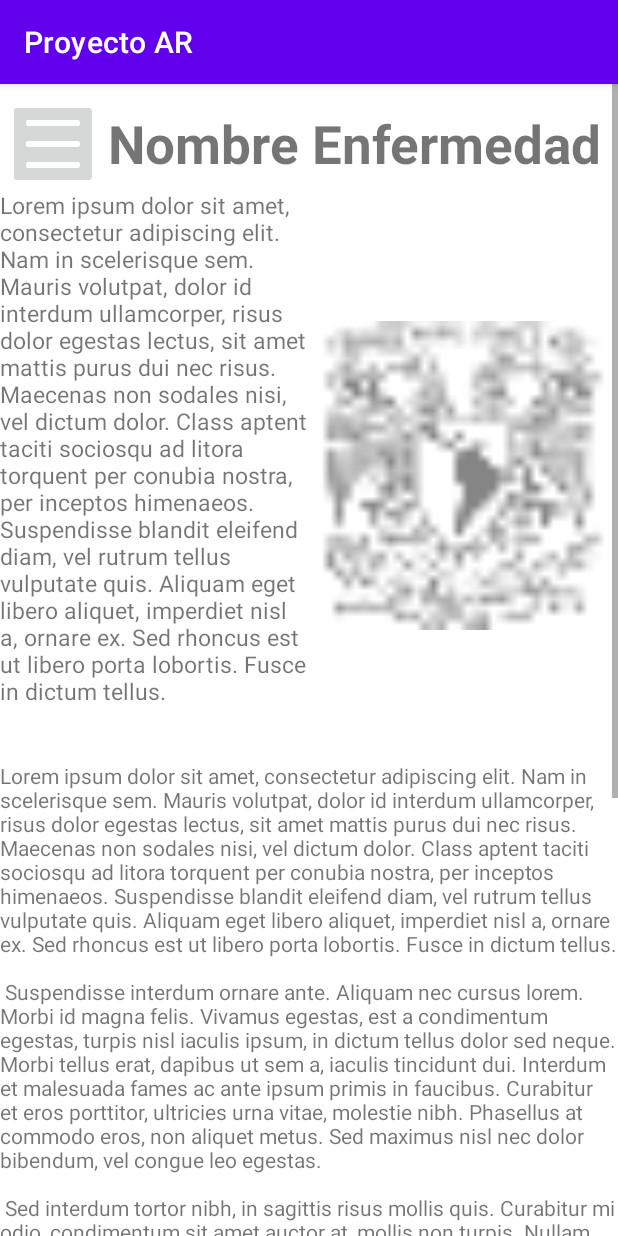
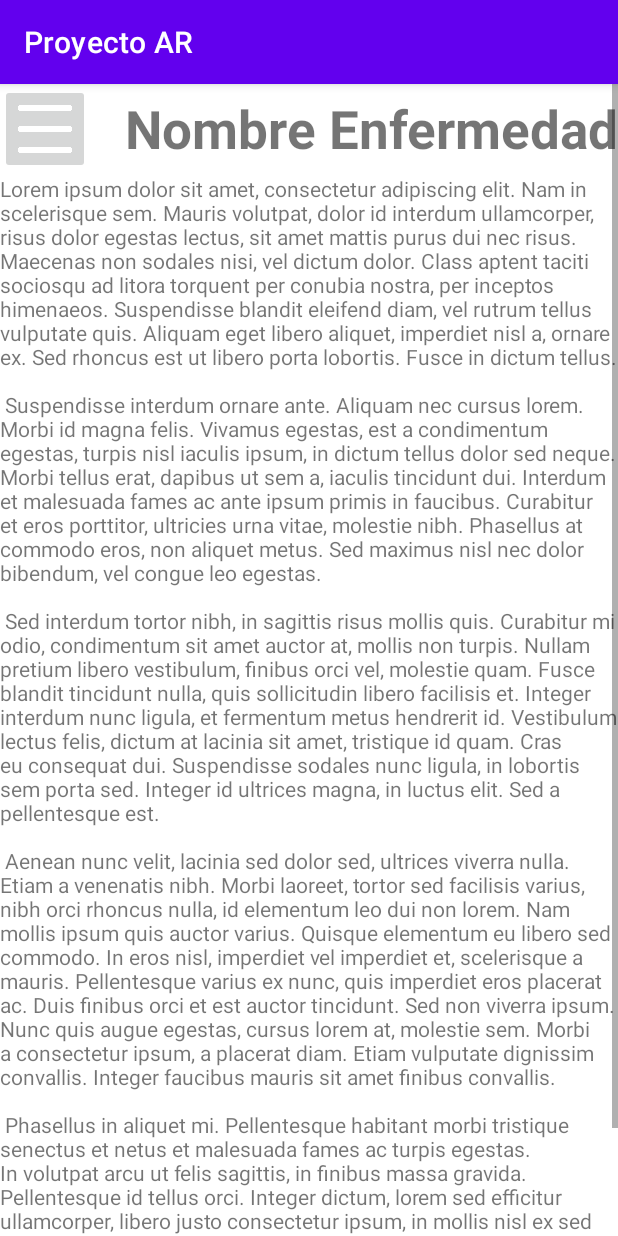
Before and after one commit to SGM2099/ProyectoDPM, an Android app: the Informacion screen opened directly, with no data from a screen before it, on a phone screen of 412 x 824 dp. Run offline under Robolectric (Android 15) with nearby library versions, the phone set to English and light mode, and no system bars.

Commit message:
correcion layout informacion filtro

```diff
--- a/app/src/main/res/layout/activity_informacion.xml
+++ b/app/src/main/res/layout/activity_informacion.xml
@@ -23,52 +23,25 @@
                 android:src="@mipmap/menu"
                 android:onClick="showPopup"
                 app:layout_constraintStart_toStartOf="parent"
-                app:layout_constraintTop_toTopOf="parent"
-                android:layout_marginTop="10dp"
-                android:layout_marginLeft="5dp"/>
+                app:layout_constraintTop_toTopOf="parent" />
 
             <TextView
                 android:id="@+id/information_title"
-                android:layout_width="match_parent"
+                android:layout_width="wrap_content"
                 android:layout_height="60dp"
                 android:gravity="center"
                 app:layout_constraintTop_toTopOf="parent"
-                android:layout_marginLeft="60dp"
-                android:layout_marginTop="10dp"
+                app:layout_constraintBottom_toBottomOf=""
+                app:layout_constraintEnd_toEndOf="parent"
                 android:text="@string/info_title"
                 android:textSize="35sp"
                 android:textStyle="bold"/>
-
-            <LinearLayout
-                android:id="@+id/image_text_container"
-                android:layout_width="match_parent"
-                android:layout_height="wrap_content"
-                android:orientation="horizontal"
-                app:layout_constraintTop_toBottomOf="@id/information_title"
-                app:layout_constraintBottom_toTopOf="@id/filter_main_info">
-
-                <TextView
-                    android:id="@+id/filter_info"
-                    android:layout_weight="0.5"
-                    android:layout_height="match_parent"
-                    android:text="@string/lorem_ipsum_short"
-                    android:textSize="15sp"
-                    android:layout_width="0dp" />
-
-                <ImageView
-                    android:id="@+id/filter_info_image"
-                    android:layout_weight="0.5"
-                    android:layout_height="match_parent"
-                    android:src="@drawable/logo_unam"
-                    android:layout_width="0dp"/>
-
-            </LinearLayout>
 
             <TextView
                 android:id="@+id/filter_main_info"
                 android:layout_width="match_parent"
                 android:layout_height="wrap_content"
-                app:layout_constraintTop_toBottomOf="@id/image_text_container"
+                app:layout_constraintTop_toBottomOf="@id/information_title"
                 android:text="@string/lorem_ipsum"/>
 
         </androidx.constraintlayout.widget.ConstraintLayout>
```
